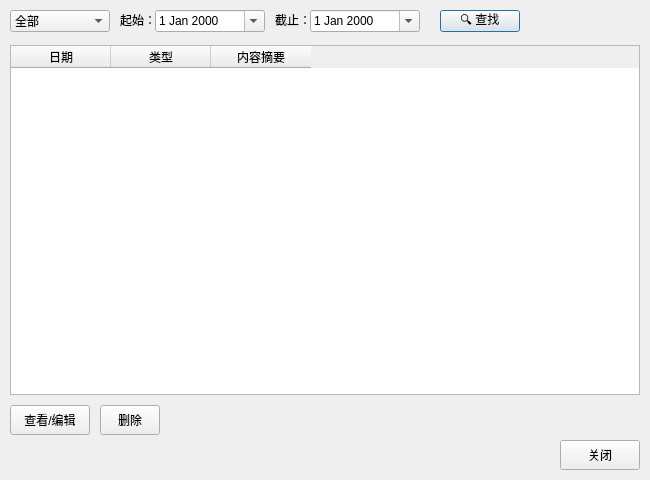
Old version of the form frontend/Forms/datamanage.ui in the repository Felis1204/OmniHealth_Profiler.
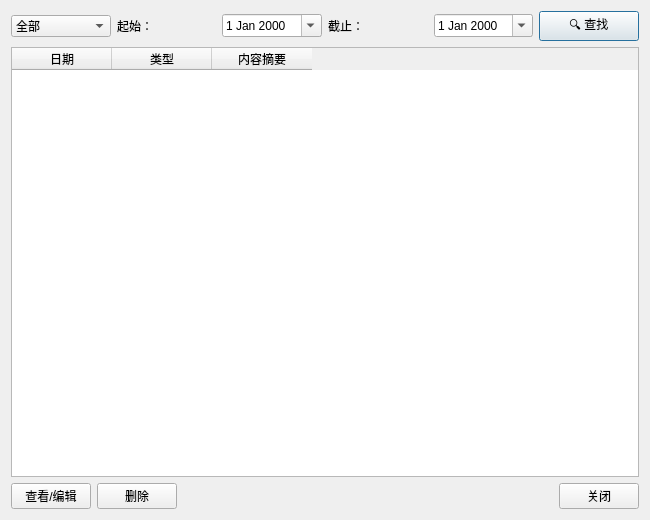
New version of the form.

Diff of the .ui file:
```diff
--- a/frontend/Forms/datamanage.ui
+++ b/frontend/Forms/datamanage.ui
@@ -2,176 +2,44 @@
 <ui version="4.0">
  <class>DataManage</class>
  <widget class="QDialog" name="DataManage">
-  <property name="geometry">
-   <rect>
-    <x>0</x>
-    <y>0</y>
-    <width>650</width>
-    <height>480</height>
-   </rect>
-  </property>
-  <property name="windowTitle">
-   <string>数据管理</string>
-  </property>
-  <!-- 筛选栏 -->
-  <widget class="QComboBox" name="typeCombo">
-   <property name="geometry">
-    <rect>
-     <x>10</x>
-     <y>10</y>
-     <width>100</width>
-     <height>22</height>
-    </rect>
-   </property>
-   <item><property name="text"><string>全部</string></property></item>
-   <item><property name="text"><string>体征</string></property></item>
-   <item><property name="text"><string>临床检验</string></property></item>
-   <item><property name="text"><string>血压</string></property></item>
-   <item><property name="text"><string>病历摘要</string></property></item>
-  </widget>
-  <widget class="QLabel" name="label">
-   <property name="geometry">
-    <rect>
-     <x>120</x>
-     <y>12</y>
-     <width>31</width>
-     <height>16</height>
-    </rect>
-   </property>
-   <property name="text">
-    <string>起始：</string>
-   </property>
-  </widget>
-  <widget class="QDateEdit" name="fromDateEdit">
-   <property name="geometry">
-    <rect>
-     <x>155</x>
-     <y>10</y>
-     <width>110</width>
-     <height>22</height>
-    </rect>
-   </property>
-   <property name="calendarPopup">
-    <bool>true</bool>
-   </property>
-   <property name="date">
-    <date>2026-01-01</date>
-   </property>
-  </widget>
-  <widget class="QLabel" name="label_2">
-   <property name="geometry">
-    <rect>
-     <x>275</x>
-     <y>12</y>
-     <width>31</width>
-     <height>16</height>
-    </rect>
-   </property>
-   <property name="text">
-    <string>截止：</string>
-   </property>
-  </widget>
-  <widget class="QDateEdit" name="toDateEdit">
-   <property name="geometry">
-    <rect>
-     <x>310</x>
-     <y>10</y>
-     <width>110</width>
-     <height>22</height>
-    </rect>
-   </property>
-   <property name="calendarPopup">
-    <bool>true</bool>
-   </property>
-   <property name="date">
-    <date>2026-12-31</date>
-   </property>
-  </widget>
-  <widget class="QPushButton" name="searchButton">
-   <property name="geometry">
-    <rect>
-     <x>440</x>
-     <y>10</y>
-     <width>80</width>
-     <height>22</height>
-    </rect>
-   </property>
-   <property name="text">
-    <string>🔍 查找</string>
-   </property>
-  </widget>
-  <!-- 结果表格 -->
-  <widget class="QTableWidget" name="resultTable">
-   <property name="geometry">
-    <rect>
-     <x>10</x>
-     <y>45</y>
-     <width>630</width>
-     <height>350</height>
-    </rect>
-   </property>
-   <property name="selectionBehavior">
-    <enum>QAbstractItemView::SelectRows</enum>
-   </property>
-   <property name="selectionMode">
-    <enum>QAbstractItemView::SingleSelection</enum>
-   </property>
-   <property name="editTriggers">
-    <set>QAbstractItemView::NoEditTriggers</set>
-   </property>
-   <property name="alternatingRowColors">
-    <bool>true</bool>
-   </property>
-   <column>
-    <property name="text"><string>日期</string></property>
-   </column>
-   <column>
-    <property name="text"><string>类型</string></property>
-   </column>
-   <column>
-    <property name="text"><string>内容摘要</string></property>
-   </column>
-  </widget>
-  <!-- 操作按钮 -->
-  <widget class="QPushButton" name="viewButton">
-   <property name="geometry">
-    <rect>
-     <x>10</x>
-     <y>405</y>
-     <width>80</width>
-     <height>30</height>
-    </rect>
-   </property>
-   <property name="text">
-    <string>查看/编辑</string>
-   </property>
-  </widget>
-  <widget class="QPushButton" name="deleteButton">
-   <property name="geometry">
-    <rect>
-     <x>100</x>
-     <y>405</y>
-     <width>60</width>
-     <height>30</height>
-    </rect>
-   </property>
-   <property name="text">
-    <string>删除</string>
-   </property>
-  </widget>
-  <widget class="QPushButton" name="closeButton">
-   <property name="geometry">
-    <rect>
-     <x>560</x>
-     <y>440</y>
-     <width>80</width>
-     <height>30</height>
-    </rect>
-   </property>
-   <property name="text">
-    <string>关闭</string>
-   </property>
-  </widget>
+  <property name="geometry"><rect><x>0</x><y>0</y><width>650</width><height>520</height></rect></property>
+  <property name="windowTitle"><string>数据管理</string></property>
+  <property name="minimumSize"><size><width>550</width><height>420</height></size></property>
+  <layout class="QVBoxLayout" name="mainLayout">
+   <item>
+    <layout class="QHBoxLayout" name="filterLayout">
+     <item><widget class="QComboBox" name="typeCombo">
+      <item><property name="text"><string>全部</string></property></item>
+      <item><property name="text"><string>体征</string></property></item>
+      <item><property name="text"><string>临床检验</string></property></item>
+      <item><property name="text"><string>血压</string></property></item>
+      <item><property name="text"><string>病历摘要</string></property></item>
+     </widget></item>
+     <item><widget class="QLabel" name="label"><property name="text"><string>起始：</string></property></widget></item>
+     <item><widget class="QDateEdit" name="fromDateEdit"><property name="calendarPopup"><bool>true</bool></property><property name="date"><date>2026-01-01</date></property></widget></item>
+     <item><widget class="QLabel" name="label_2"><property name="text"><string>截止：</string></property></widget></item>
+     <item><widget class="QDateEdit" name="toDateEdit"><property name="calendarPopup"><bool>true</bool></property><property name="date"><date>2026-12-31</date></property></widget></item>
+     <item><widget class="QPushButton" name="searchButton"><property name="text"><string>🔍 查找</string></property></widget></item>
+    </layout>
+   </item>
+   <item><widget class="QTableWidget" name="resultTable">
+    <property name="selectionBehavior"><enum>QAbstractItemView::SelectRows</enum></property>
+    <property name="selectionMode"><enum>QAbstractItemView::SingleSelection</enum></property>
+    <property name="editTriggers"><set>QAbstractItemView::NoEditTriggers</set></property>
+    <property name="alternatingRowColors"><bool>true</bool></property>
+    <column><property name="text"><string>日期</string></property></column>
+    <column><property name="text"><string>类型</string></property></column>
+    <column><property name="text"><string>内容摘要</string></property></column>
+   </widget></item>
+   <item>
+    <layout class="QHBoxLayout" name="buttonLayout">
+     <item><widget class="QPushButton" name="viewButton"><property name="text"><string>查看/编辑</string></property></widget></item>
+     <item><widget class="QPushButton" name="deleteButton"><property name="text"><string>删除</string></property></widget></item>
+     <item><spacer name="btnSpacer"><property name="orientation"><enum>Qt::Horizontal</enum></property><property name="sizeHint"><size><width>40</width><height>20</height></size></property></spacer></item>
+     <item><widget class="QPushButton" name="closeButton"><property name="text"><string>关闭</string></property></widget></item>
+    </layout>
+   </item>
+  </layout>
  </widget>
  <resources/>
  <connections/>
```
